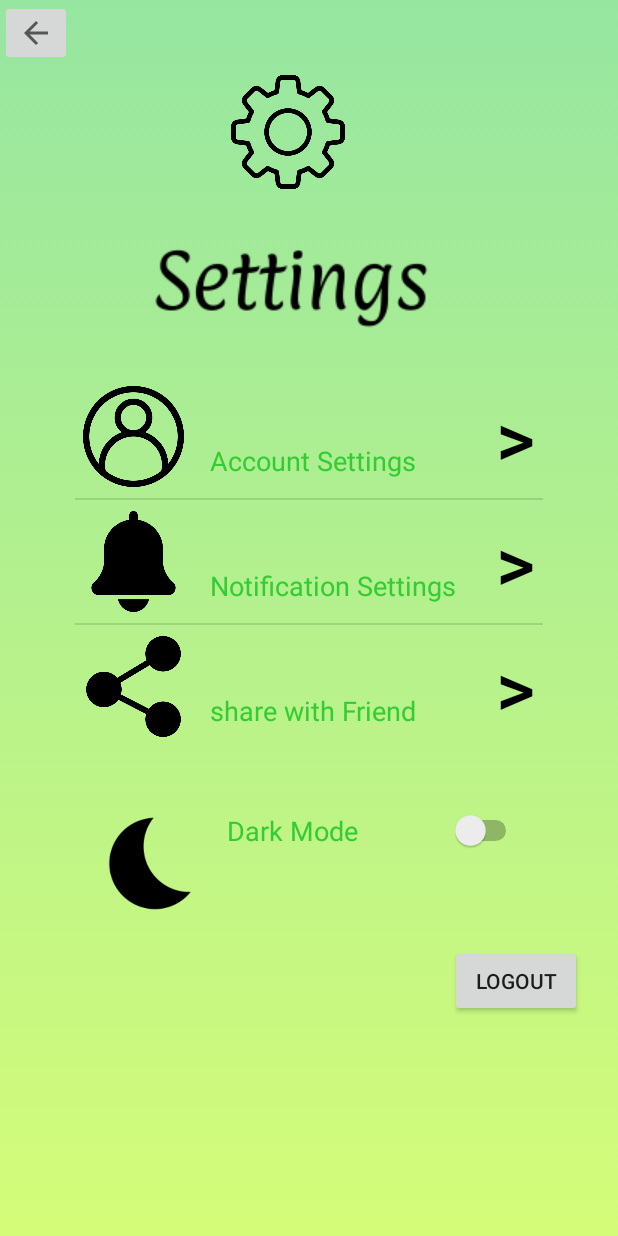
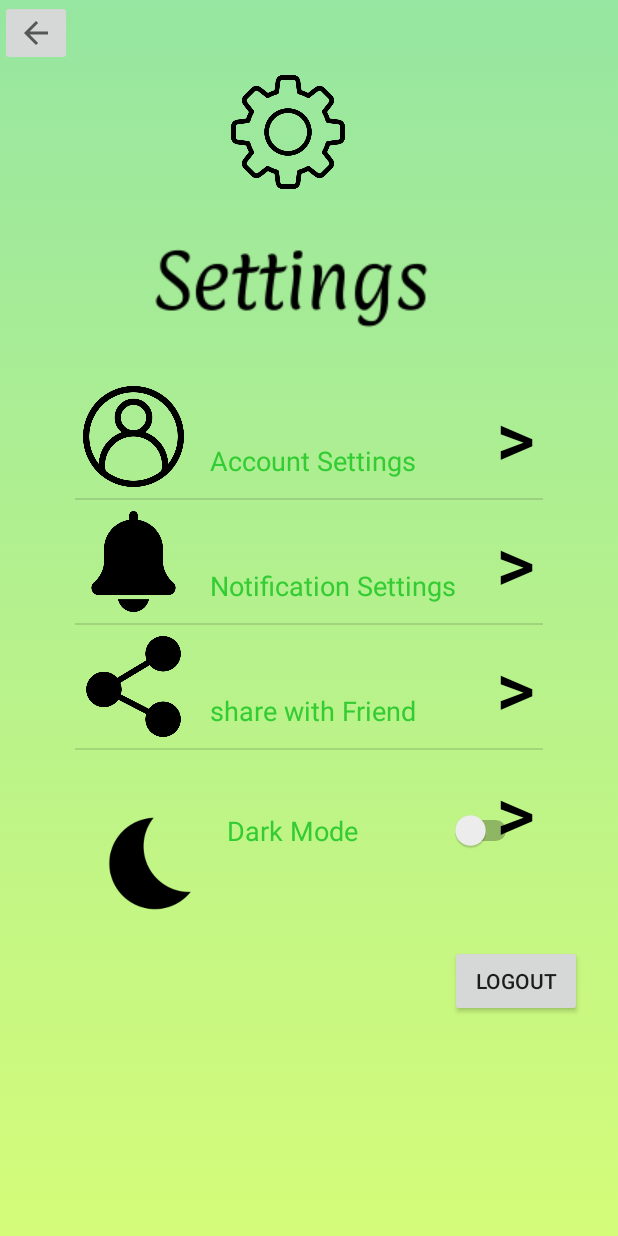
Before and after one commit to AseelBu/My-CO2-Footprint, an Android app: the screen it shows after launch (MainActivity), on a phone screen of 412 x 824 dp. Run offline under Robolectric (Android 15) with nearby library versions, the phone set to English and light mode, and no system bars.

Commit message:
edit in Settings Main activity

```diff
--- a/app/src/main/java/com/androidcourse/energyconsumptiondiary_androidapp/ItemInfo.java
+++ b/app/src/main/java/com/androidcourse/energyconsumptiondiary_androidapp/ItemInfo.java
@@ -7,6 +7,8 @@ public class ItemInfo {
     public ItemInfo(String name, int imgId) {
         this.name = name;
         this.imgId = imgId;
+    }
+    public ItemInfo() {
     }
 
     public String getName() {
--- a/app/src/main/java/com/androidcourse/energyconsumptiondiary_androidapp/MainActivity.java
+++ b/app/src/main/java/com/androidcourse/energyconsumptiondiary_androidapp/MainActivity.java
@@ -23,6 +23,7 @@ public class MainActivity extends AppCompatActivity {
         itemInfos.add(new ItemInfo("Account Settings",R.drawable.user__1_));
         itemInfos.add(new ItemInfo("Notification Settings",R.drawable.bell));
         itemInfos.add(new ItemInfo("share with Friend",R.drawable.share));
+        itemInfos.add(new ItemInfo());
 //        itemInfos.add(new ItemInfo("Dark Mode",R.drawable.darkmode));
         list = (ListView) findViewById(R.id.list);
 
--- a/app/src/main/res/layout/settingsmain.xml
+++ b/app/src/main/res/layout/settingsmain.xml
@@ -68,7 +68,7 @@
         android:layout_marginStart="50dp"
         android:layout_marginTop="530dp"
         android:layout_marginEnd="50dp"
-        android:layout_marginBottom="150dp">
+        android:layout_marginBottom="60dp">
 
         <ImageView
             android:id="@+id/imageView5"
```
